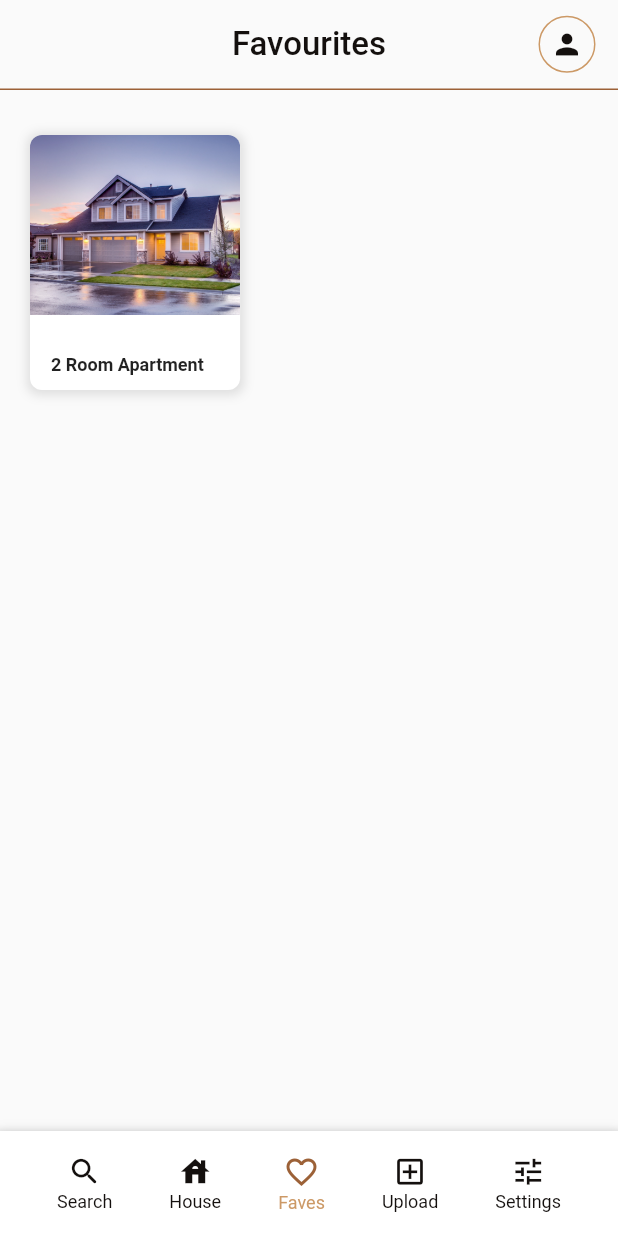
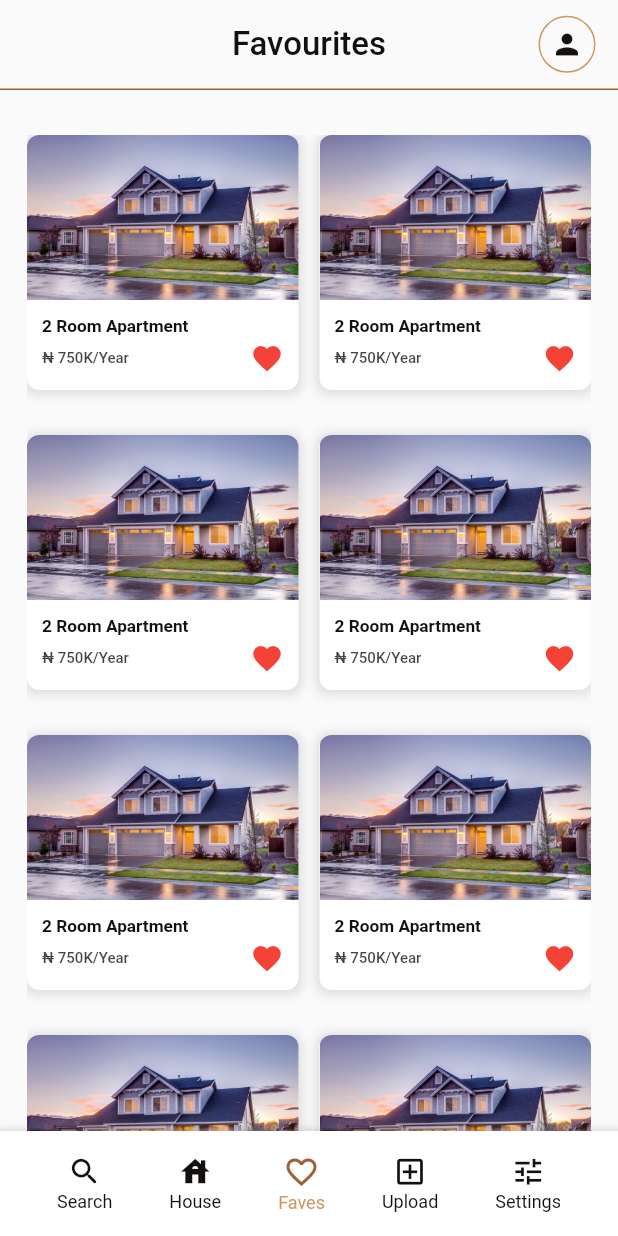
Before and after one commit to iluv27/joy_homes, a Flutter app: the screen it shows after launch, item 3 of the bottom bar chosen, on a phone screen of 412 x 824 dp. Run offline on Flutter 3.47's test engine with Material 2 defaults, Android fonts, the phone set to English and light mode, and no system bars; our stand-ins replace carousel_slider.

Commit message:
new changes

```diff
--- a/lib/screens/favourites.dart
+++ b/lib/screens/favourites.dart
@@ -1,10 +1,26 @@
+// ignore_for_file: avoid_types_as_parameter_names
+
 import 'package:flutter/material.dart';
 import 'package:joy_homes/screens/screen_constants.dart';
+import 'package:joy_homes/theme.dart';
 
 class FavouriteScreen extends StatelessWidget {
   FavouriteScreen({super.key});
 
   final List favouriteContainer = [
+    const FavContainer(),
+    const FavContainer(),
+    const FavContainer(),
+    const FavContainer(),
+    const FavContainer(),
+    const FavContainer(),
+    const FavContainer(),
+    const FavContainer(),
+    const FavContainer(),
+    const FavContainer(),
+    const FavContainer(),
+    const FavContainer(),
+    const FavContainer(),
     const FavContainer(),
     const FavContainer(),
     const FavContainer(),
@@ -15,11 +31,25 @@ class FavouriteScreen extends StatelessWidget {
   Widget build(BuildContext context) {
     return SafeArea(
       child: Scaffold(
-          backgroundColor: const Color(0XFFFAFAFA),
-          appBar: const AppBarWidget(title: 'Favourites', height: 60),
-          body: Container(
-              padding: const EdgeInsets.only(top: 30, left: 20, right: 20),
-              child: const FavContainer())),
+        backgroundColor: const Color(0XFFFAFAFA),
+        appBar: const AppBarWidget(title: 'Favourites', height: 60),
+        body: Container(
+          padding: const EdgeInsets.only(top: 30, left: 18, right: 18),
+          child: GridView.builder(
+            gridDelegate: const SliverGridDelegateWithFixedCrossAxisCount(
+                crossAxisCount: 2,
+                mainAxisSpacing: 0,
+                crossAxisSpacing: 14,
+                childAspectRatio: 0.6,
+                mainAxisExtent: 200),
+            itemCount: favouriteContainer.length,
+            // ignore: non_constant_identifier_names
+            itemBuilder: (BuildContext, index) {
+              return SizedBox(child: favouriteContainer[index]);
+            },
+          ),
+        ),
+      ),
     );
   }
 }
@@ -33,7 +63,6 @@ class FavContainer extends StatelessWidget {
       children: [
         Container(
           height: 170,
-          width: MediaQuery.of(context).size.width * 0.34,
           decoration: BoxDecoration(
               borderRadius: BorderRadius.circular(8),
               color: Colors.white,
@@ -46,25 +75,47 @@ class FavContainer extends StatelessWidget {
                       const Offset(0, 1), // changes the position of the shadow
                 ),
               ]),
-          child: const Padding(
-            padding: EdgeInsets.symmetric(vertical: 10.0, horizontal: 14),
+          child: Padding(
+            padding: const EdgeInsets.fromLTRB(10, 10, 10, 10),
             child: Column(
               mainAxisAlignment: MainAxisAlignment.end,
               crossAxisAlignment: CrossAxisAlignment.start,
               children: [
-                SizedBox(
+                const SizedBox(
                   child: Text(
                     '2 Room Apartment',
-                    style: TextStyle(fontSize: 12, fontWeight: FontWeight.bold),
+                    style: TextStyle(
+                        fontSize: 11.5,
+                        fontWeight: FontWeight.bold,
+                        color: AppColors.textColor),
                   ),
+                ),
+                const SizedBox(
+                  height: 5,
+                ),
+                Row(
+                  mainAxisAlignment: MainAxisAlignment.spaceBetween,
+                  children: [
+                    Text(
+                      '₦ 750K/Year',
+                      style: TextStyle(
+                          color: AppColors.textColor.withOpacity(0.8),
+                          fontSize: 10,
+                          fontWeight: FontWeight.w500),
+                    ),
+                    const Icon(
+                      Icons.favorite,
+                      size: 22,
+                      color: Colors.red,
+                    ),
+                  ],
                 )
               ],
             ),
           ),
         ),
         Container(
-          height: 120,
-          width: MediaQuery.of(context).size.width * 0.34,
+          height: 110,
           decoration: const BoxDecoration(
             image: DecorationImage(
               image: AssetImage('assets/images/house1.jpg'),
@@ -80,18 +131,3 @@ class FavContainer extends StatelessWidget {
     );
   }
 }
-
-
-//  GridView.builder(
-//             gridDelegate: const SliverGridDelegateWithFixedCrossAxisCount(
-//               crossAxisCount: 3,
-//               mainAxisSpacing: 10,
-//               crossAxisSpacing: 10,
-//               childAspectRatio: 0.8,
-//             ),
-//             itemCount: favouriteContainer.length,
-//             itemBuilder: (context, index) {
-//               return Container(height: 200, child: favouriteContainer[index]);
-//             },
-//           ),
-//         ),
```
